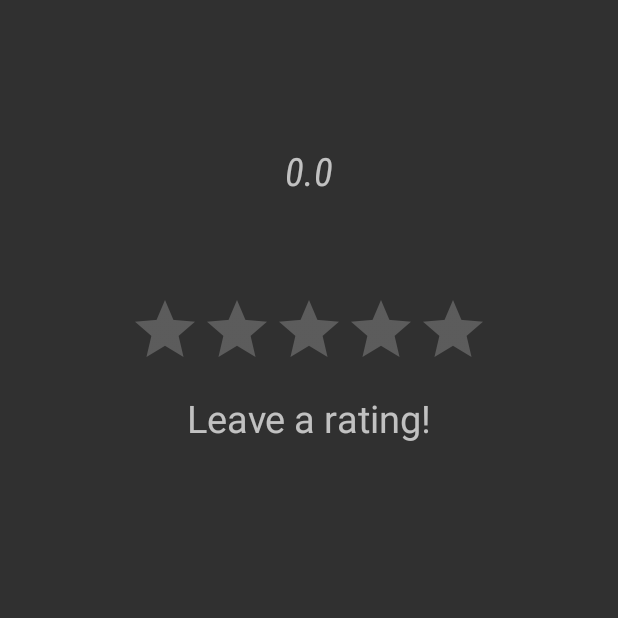
After one commit to aberamseyer/RateMe, an Android app: the ProfileActivity screen opened directly, with no data from a screen before it, on a phone screen of 412 x 824 dp, the top half of it. The commit adds this screen. Run offline under Robolectric (Android 15) with nearby library versions, the phone set to English and light mode, and no system bars.

Commit message:
New basic profile activity and button

```diff
--- a/app/src/main/java/com/abe/jason/rateme/activity/FaceGraphic.java
+++ b/app/src/main/java/com/abe/jason/rateme/activity/FaceGraphic.java
@@ -117,7 +117,7 @@ class FaceGraphic extends GraphicOverlay.Graphic {
 
         //fancy info overlay-------------------------------------------
 
-        //Set a Rect for the 200 x 200 px center of a 400 x 400 px area
+        //Set a Rect
         Rect rect = new Rect();
         rect.set((int)left, (int)bottom, (int)right, (int)top+300);
 
@@ -134,6 +134,10 @@ class FaceGraphic extends GraphicOverlay.Graphic {
         ratingBar.setRating(rating);
         TextView userName = (TextView)v.findViewById(R.id.name);
         userName.setText(name);
+
+        if(name.equals("") || name == null) {
+            ratingBar.setNumStars(0);
+        }
 
         v.measure(View.MeasureSpec.getSize(v.getMeasuredWidth()), View.MeasureSpec.getSize(v.getMeasuredHeight()));
         v.layout(0, 0, rect.width(), rect.height());
--- /dev/null
+++ b/app/src/main/java/com/abe/jason/rateme/activity/ProfileActivity.java
@@ -0,0 +1,33 @@
+package com.abe.jason.rateme.activity;
+
+import android.content.Intent;
+import android.support.v7.app.AppCompatActivity;
+import android.os.Bundle;
+import android.widget.TextView;
+
+import com.abe.jason.rateme.R;
+
+import org.w3c.dom.Text;
+
+public class ProfileActivity extends AppCompatActivity {
+    private String name;
+    private float rating;
+    private TextView nameLabel;
+    private TextView ratingLabel;
+
+    @Override
+    protected void onCreate(Bundle savedInstanceState) {
+        super.onCreate(savedInstanceState);
+        setContentView(R.layout.profile_view);
+
+        Intent intent = getIntent();
+        this.name = intent.getStringExtra("passedName");
+        this.rating = intent.getFloatExtra("passedRating", 0.0f);
+
+        this.nameLabel = findViewById(R.id.nameLabel);
+        this.ratingLabel = findViewById(R.id.ratingLabel);
+
+        nameLabel.setText(this.name);
+        ratingLabel.setText(Float.toString(this.rating));
+    }
+}
--- a/app/src/main/res/layout/info_overlay.xml
+++ b/app/src/main/res/layout/info_overlay.xml
@@ -4,7 +4,8 @@
     xmlns:tools="http://schemas.android.com/tools"
     android:id="@+id/infoOverlay"
     android:layout_width="wrap_content"
-    android:layout_height="wrap_content">
+    android:layout_height="wrap_content"
+    android:theme="@style/Theme.AppCompat.NoActionBar">
 
     <RatingBar
         android:id="@+id/ratingBar"
@@ -28,4 +29,5 @@
         android:textSize="30sp"
         app:layout_constraintStart_toStartOf="parent"
         app:layout_constraintTop_toTopOf="parent" />
+
 </android.support.constraint.ConstraintLayout>
--- /dev/null
+++ b/app/src/main/res/layout/profile_view.xml
@@ -0,0 +1,64 @@
+<?xml version="1.0" encoding="utf-8"?>
+<android.support.constraint.ConstraintLayout
+    xmlns:android="http://schemas.android.com/apk/res/android"
+    xmlns:app="http://schemas.android.com/apk/res-auto"
+    xmlns:tools="http://schemas.android.com/tools"
+    android:layout_width="match_parent"
+    android:layout_height="match_parent">
+
+    <android.support.constraint.ConstraintLayout
+        android:layout_width="wrap_content"
+        android:layout_height="wrap_content"
+        android:layout_marginTop="76dp"
+        app:layout_constraintEnd_toEndOf="parent"
+        app:layout_constraintStart_toStartOf="parent"
+        app:layout_constraintTop_toTopOf="parent">
+
+        <TextView
+            android:id="@+id/ratingLabel"
+            android:layout_width="60dp"
+            android:layout_height="42dp"
+            android:fontFamily="sans-serif-condensed"
+            android:text="3.43"
+            android:textAlignment="center"
+            android:textSize="26sp"
+            android:textStyle="italic"
+            app:layout_constraintBaseline_toBaselineOf="@+id/nameLabel"
+            app:layout_constraintStart_toEndOf="@+id/nameLabel" />
+
+        <TextView
+            android:id="@+id/nameLabel"
+            android:layout_width="wrap_content"
+            android:layout_height="wrap_content"
+            android:text="Joe Shmo"
+            android:textSize="45sp"
+            android:textStyle="bold"
+            app:layout_constraintStart_toStartOf="parent"
+            app:layout_constraintTop_toTopOf="parent" />
+    </android.support.constraint.ConstraintLayout>
+
+    <RatingBar
+        android:id="@+id/giveRatingBar"
+        android:layout_width="wrap_content"
+        android:layout_height="wrap_content"
+        android:layout_marginEnd="72dp"
+        android:layout_marginStart="72dp"
+        android:layout_marginTop="196dp"
+        android:stepSize=".1"
+        app:layout_constraintEnd_toEndOf="parent"
+        app:layout_constraintStart_toStartOf="parent"
+        app:layout_constraintTop_toTopOf="parent" />
+
+    <TextView
+        android:id="@+id/instructionTextView"
+        android:layout_width="wrap_content"
+        android:layout_height="wrap_content"
+        android:layout_marginEnd="8dp"
+        android:layout_marginStart="8dp"
+        android:layout_marginTop="8dp"
+        android:text="Leave a rating!"
+        android:textSize="25sp"
+        app:layout_constraintEnd_toEndOf="@+id/giveRatingBar"
+        app:layout_constraintStart_toStartOf="@+id/giveRatingBar"
+        app:layout_constraintTop_toBottomOf="@+id/giveRatingBar" />
+</android.support.constraint.ConstraintLayout>
```
Also changed, not shown: app/src/main/AndroidManifest.xml (+13 -13 lines), app/src/main/java/com/abe/jason/rateme/activity/FaceTrackerActivity.java (+24 -0 lines), app/src/main/res/layout/camera_preview.xml (+15 -0 lines).
